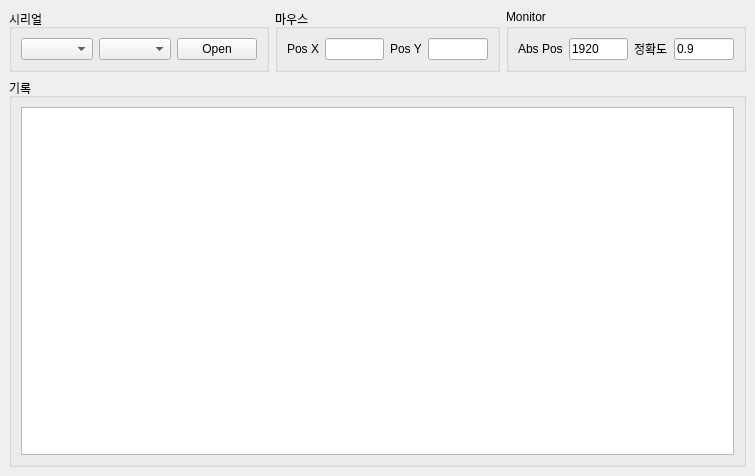
Before: the Qt Designer form UI/test.ui in KimByungSu1/pythonProject, drawn with Qt 5.
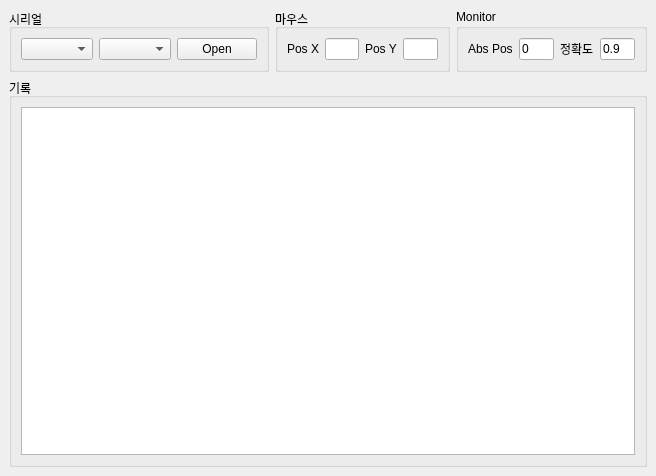
After: the same form once the commit is applied.

The edit to the form file:
```diff
--- a/UI/test.ui
+++ b/UI/test.ui
@@ -6,7 +6,7 @@
    <rect>
     <x>0</x>
     <y>0</y>
-    <width>755</width>
+    <width>656</width>
     <height>476</height>
    </rect>
   </property>
@@ -82,7 +82,7 @@
        <item row="0" column="1">
         <widget class="QLineEdit" name="le_monitorPos">
          <property name="text">
-          <string>1920</string>
+          <string>0</string>
          </property>
         </widget>
        </item>
@@ -124,7 +124,7 @@
 &lt;html&gt;&lt;head&gt;&lt;meta name=&quot;qrichtext&quot; content=&quot;1&quot; /&gt;&lt;style type=&quot;text/css&quot;&gt;
 p, li { white-space: pre-wrap; }
 &lt;/style&gt;&lt;/head&gt;&lt;body style=&quot; font-family:'Gulim'; font-size:12pt; font-weight:400; font-style:normal;&quot;&gt;
-&lt;p style=&quot;-qt-paragraph-type:empty; margin-top:0px; margin-bottom:0px; margin-left:0px; margin-right:0px; -qt-block-indent:0; text-indent:0px; font-size:16pt;&quot;&gt;&lt;br /&gt;&lt;/p&gt;&lt;/body&gt;&lt;/html&gt;</string>
+&lt;p style=&quot;-qt-paragraph-type:empty; margin-top:0px; margin-bottom:0px; margin-left:0px; margin-right:0px; -qt-block-indent:0; text-indent:0px; font-family:'Gulim'; font-size:16pt;&quot;&gt;&lt;br /&gt;&lt;/p&gt;&lt;/body&gt;&lt;/html&gt;</string>
          </property>
         </widget>
        </item>
```
